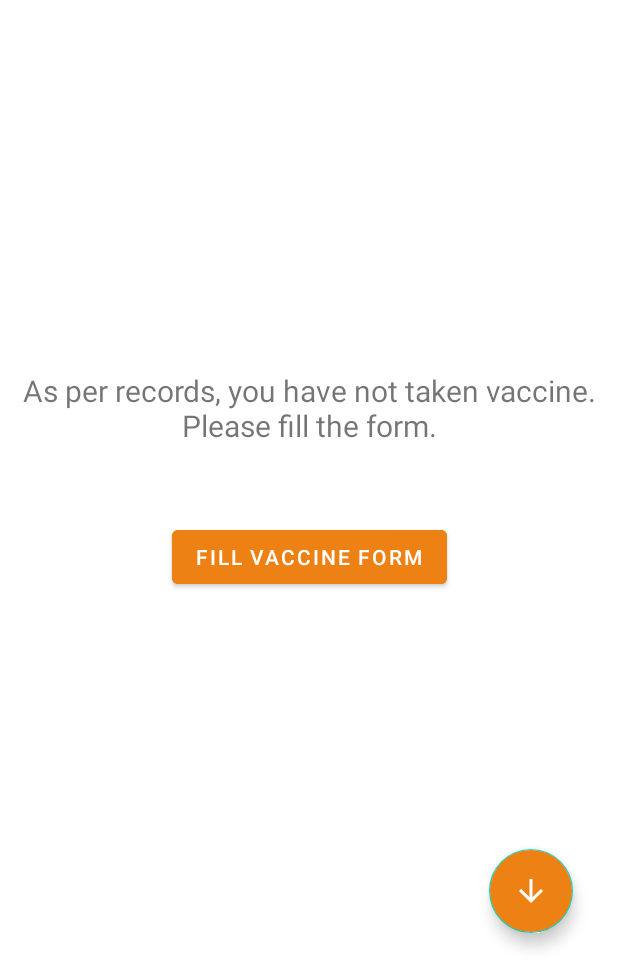
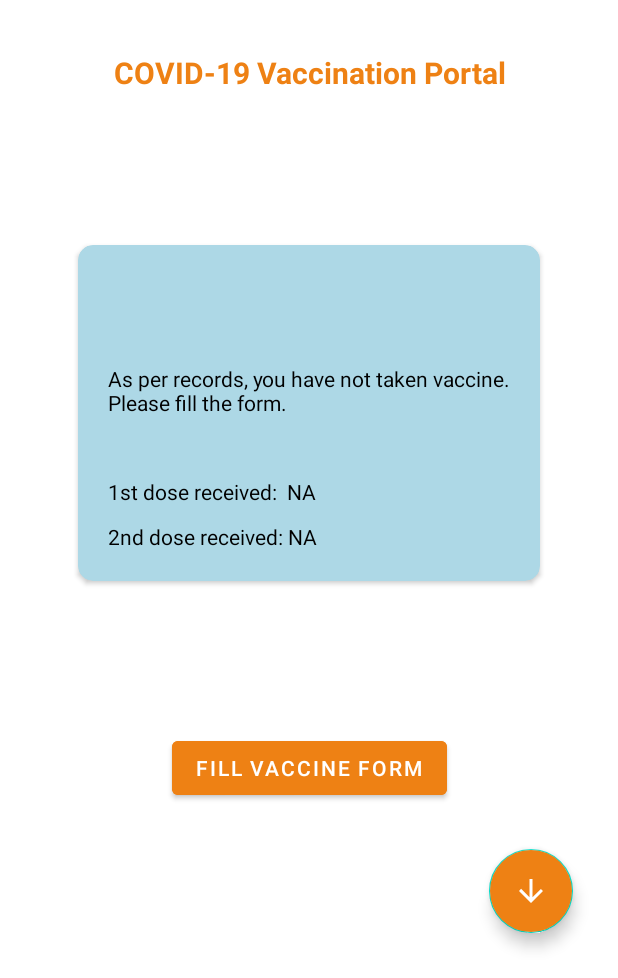
Before and after one commit to ankitwkd/COVAR, an Android app: the screen it shows after launch once a user with an empty profile is signed in (Dashboard), on a phone screen of 412 x 824 dp, the part 258-1236 px from its top. Run offline under Robolectric (Android 15) with nearby library versions, the phone set to English and light mode, and no system bars; our stand-ins replace Firebase (no records; nobody signed in at launch, a user with empty details on screens opened directly), navigation-ui; 3 statements that could not run were skipped.

Commit message:
Card view for home fragment

```diff
--- a/app/src/main/java/com/example/covar/ui/home/HomeFragment.java
+++ b/app/src/main/java/com/example/covar/ui/home/HomeFragment.java
@@ -1,29 +1,25 @@
 package com.example.covar.ui.home;
 
-import android.app.AlarmManager;
-import android.app.NotificationChannel;
-import android.app.NotificationManager;
-import android.app.PendingIntent;
 import android.content.Intent;
-import android.content.pm.PackageManager;
-import android.os.Build;
 import android.os.Bundle;
+import android.os.Handler;
 import android.util.Log;
 import android.view.LayoutInflater;
 import android.view.View;
 import android.view.ViewGroup;
 import android.widget.Button;
+import android.widget.ProgressBar;
 import android.widget.TextView;
 import android.widget.Toast;
 
 import androidx.annotation.NonNull;
+import androidx.cardview.widget.CardView;
 import androidx.fragment.app.Fragment;
 
 import com.example.covar.R;
 import com.example.covar.VaccineDetailsActivity;
 import com.example.covar.data.User;
 import com.example.covar.utils.PDFUtil;
-import com.example.covar.utils.ReminderBroadcast;
 import com.google.android.gms.tasks.OnCompleteListener;
 import com.google.android.gms.tasks.Task;
 import com.google.android.material.floatingactionbutton.FloatingActionButton;
@@ -43,6 +39,10 @@ public class HomeFragment extends Fragment {
     private FloatingActionButton download;
     private FloatingActionButton reminder;
     private TextView tvHome;
+
+    private TextView fullName, msg, firstDose, secondDose;
+    private ProgressBar progressBar;
+    private CardView cardView;
 
     //Firebase database
     private DatabaseReference mDatabase;
@@ -86,8 +86,14 @@ public class HomeFragment extends Fragment {
     private void wireUI(View view) {
         fillUpButton = view.findViewById(R.id.btn_home_fileup);
         fillUpButton.setOnClickListener(this::fillUpOnClickListener);
-        tvHome = view.findViewById(R.id.txt_home);
+        tvHome = view.findViewById(R.id.welcomeUser);
         download = view.findViewById(R.id.download);
+        fullName = view.findViewById(R.id.cardfullname);
+        msg = view.findViewById(R.id.msg);
+        firstDose = view.findViewById(R.id.firstdose);
+        secondDose = view.findViewById(R.id.seconddose);
+        progressBar = view.findViewById(R.id.pBar);
+        cardView = view.findViewById(R.id.card_view);
     }
 
     private void downloadAsPDF(View view) {
@@ -107,6 +113,8 @@ public class HomeFragment extends Fragment {
 
     private void collectData() {
         String username = currUser.getEmail().split("@")[0];
+        cardView.setVisibility(getView().GONE);
+        //progressBar.setVisibility(getView().VISIBLE);
         mDatabase.child("users").child(username).get()
                 .addOnCompleteListener(new OnCompleteListener<DataSnapshot>() {
                     @Override
@@ -120,7 +128,9 @@ public class HomeFragment extends Fragment {
                         else {
                             Log.d("firebase", String.valueOf(task.getResult().getValue()));
                             user = task.getResult().getValue(User.class);
-
+                            fullName.setText(user.getFullName().toUpperCase());
+                            firstDose.setText("1st dose received:  NA");
+                            secondDose.setText("2nd dose received: NA");
                             String display_text = "";
                             Date vaccineDate1 = null, vaccineDate2 = null;
                             if(user.getVaccinationDate1()!=null) {
@@ -133,22 +143,30 @@ public class HomeFragment extends Fragment {
                             if(vaccineDate1 != null && vaccineDate2 == null) {
                                 display_text += "You took your first dose on ";
                                 display_text += user.getVaccinationDate1() + "\n";
+                                firstDose.setText("1st dose received: " + user.getVaccinationDate1());
                                 display_text += "Your tentative date for second dose is on ";
                                 Calendar c = Calendar.getInstance();
                                 c.setTime(vaccineDate1);
                                 c.add(Calendar.DATE, 30);
                                 display_text += new SimpleDateFormat("d MMMM yyyy").format(c.getTime()) + "\n";
+                                secondDose.setText("Tentative second dose date: " + new SimpleDateFormat("d MMMM yyyy").format(c.getTime()));
+                                msg.setText("Thank you for completing your COVID-19 vaccine.\nYour second dose is still due.");
                             }else if(vaccineDate1 != null && vaccineDate2 != null){
                                 display_text += "You took your first dose on ";
                                 display_text += user.getVaccinationDate1() + "\n";
+                                firstDose.setText("1st dose received: " + user.getVaccinationDate1());
                                 display_text += "You took your second dose on ";
                                 display_text += user.getVaccinationDate2() + "\n";
+                                secondDose.setText("2nd dose received: " + user.getVaccinationDate2());
+                                msg.setText("Thank you for completing your COVID-19 vaccine.");
                                 fillUpButton.setVisibility(View.GONE);
                             }else if(vaccineDate1 == null && vaccineDate2 == null){
-                                display_text += "As per records, you have not taken vaccine. Please fill the form.";
+                                display_text += "As per records, you have not taken vaccine.\nPlease fill the form.";
+                                msg.setText(display_text);
                             }
                             pdfText = display_text;
-                            tvHome.setText(display_text);
+                            cardView.setVisibility(getView().VISIBLE);
+                            //tvHome.setText(display_text);
                         }
                     }
                 });
--- a/app/src/main/res/layout/fragment_home.xml
+++ b/app/src/main/res/layout/fragment_home.xml
@@ -19,19 +19,97 @@
         app:layout_constraintTop_toTopOf="parent" />
 
     <TextView
-        android:id="@+id/txt_home"
+        android:id="@+id/welcomeUser"
         android:layout_width="match_parent"
         android:layout_height="wrap_content"
         android:layout_marginStart="8dp"
+        android:textColor="@color/app_orange"
         android:layout_marginTop="8dp"
+        android:textStyle="bold"
         android:layout_marginEnd="8dp"
-        android:text="Welcome"
+        android:text="COVID-19 Vaccination Portal"
         android:textAlignment="center"
         android:textSize="20sp"
         app:layout_constraintBottom_toBottomOf="parent"
         app:layout_constraintEnd_toEndOf="parent"
+        app:layout_constraintHorizontal_bias="0.0"
         app:layout_constraintStart_toStartOf="parent"
-        app:layout_constraintTop_toTopOf="parent" />
+        app:layout_constraintTop_toTopOf="parent"
+        app:layout_constraintVertical_bias="0.195" />
+
+    <ProgressBar
+        android:id="@+id/pBar"
+        style="?android:attr/progressBarStyle"
+        android:layout_width="match_parent"
+        android:layout_height="match_parent"
+        android:background="@color/white"
+        android:visibility="gone"
+        app:layout_constraintBottom_toTopOf="@+id/btn_home_fileup"
+        app:layout_constraintBottom_toBottomOf="@+id/welcomeUser"
+        app:layout_constraintEnd_toEndOf="parent"></ProgressBar>
+
+    <androidx.cardview.widget.CardView
+        android:id="@+id/card_view"
+        android:layout_width="wrap_content"
+        android:layout_height="wrap_content"
+        android:layout_gravity="center"
+        android:padding="10dp"
+        app:cardBackgroundColor="#ADD8E6"
+        app:cardCornerRadius="10dp"
+        android:visibility="gone"
+        app:layout_constraintBottom_toTopOf="@+id/btn_home_fileup"
+        app:layout_constraintEnd_toEndOf="parent"
+        app:layout_constraintStart_toStartOf="parent"
+        app:layout_constraintTop_toBottomOf="@+id/welcomeUser">
+
+
+        <LinearLayout
+            android:layout_width="match_parent"
+            android:layout_height="match_parent"
+            android:orientation="vertical">
+
+
+
+            <TextView
+                android:id="@+id/cardfullname"
+                android:layout_width="match_parent"
+                android:layout_height="wrap_content"
+                android:layout_gravity="top"
+                android:padding="20dp"
+                android:text=""
+                android:textColor="@color/black" />
+
+            <TextView
+                android:id="@+id/msg"
+                android:layout_width="match_parent"
+                android:layout_height="wrap_content"
+                android:padding="20dp"
+                android:text=""
+                android:textColor="@color/black" />
+
+            <TextView
+                android:id="@+id/firstdose"
+                android:layout_width="match_parent"
+                android:layout_height="wrap_content"
+                android:paddingLeft="20dp"
+                android:paddingRight="20dp"
+                android:paddingBottom="5dp"
+                android:paddingTop="20dp"
+                android:text=""
+                android:textColor="@color/black" />
+
+            <TextView
+                android:id="@+id/seconddose"
+                android:layout_width="match_parent"
+                android:layout_height="wrap_content"
+                android:paddingLeft="20dp"
+                android:paddingRight="20dp"
+                android:paddingBottom="20dp"
+                android:paddingTop="5dp"
+                android:text=""
+                android:textColor="@color/black" />
+        </LinearLayout>
+    </androidx.cardview.widget.CardView>
 
     <com.google.android.material.floatingactionbutton.FloatingActionButton
         android:id="@+id/download"
@@ -51,14 +129,14 @@
         android:id="@+id/btn_home_fileup"
         android:layout_width="wrap_content"
         android:layout_height="wrap_content"
-        android:layout_marginTop="50dp"
+        android:layout_marginBottom="116dp"
         android:backgroundTint="@color/app_orange"
         android:text="Fill vaccine form"
         android:textColor="@color/white"
+
         android:transitionName="login_signup_transition"
+        app:layout_constraintBottom_toBottomOf="parent"
         app:layout_constraintEnd_toEndOf="parent"
-        app:layout_constraintStart_toStartOf="parent"
-        app:layout_constraintTop_toBottomOf="@+id/txt_home"
+        app:layout_constraintStart_toStartOf="parent" />
 
-        />
 </androidx.constraintlayout.widget.ConstraintLayout>
```
